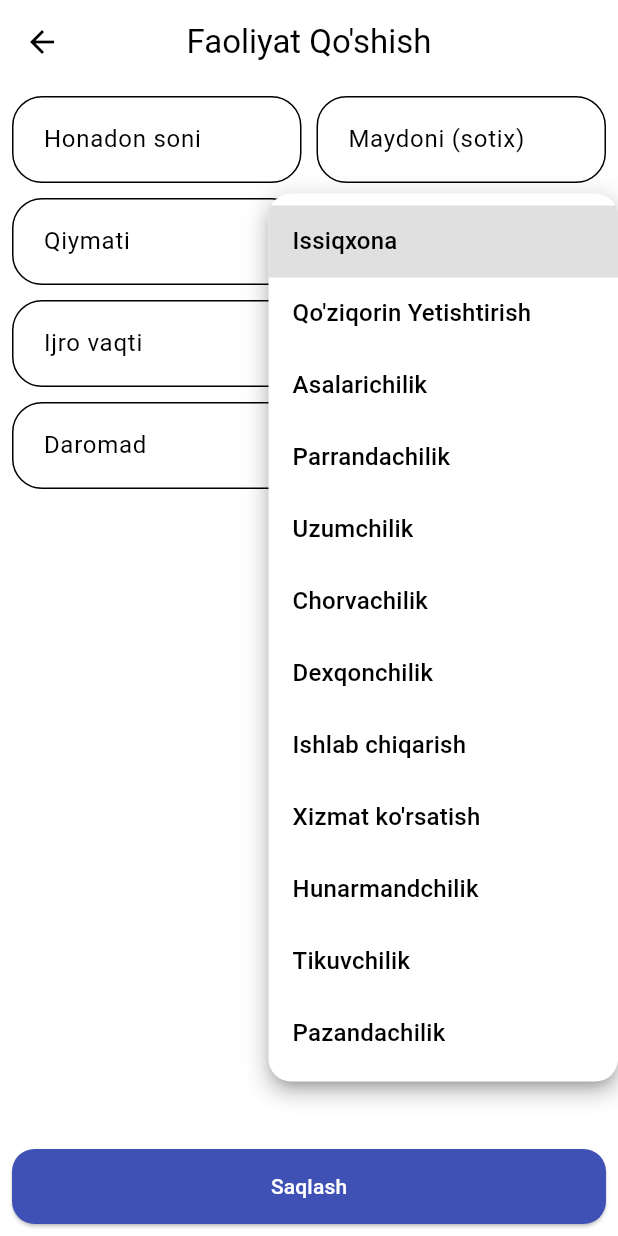
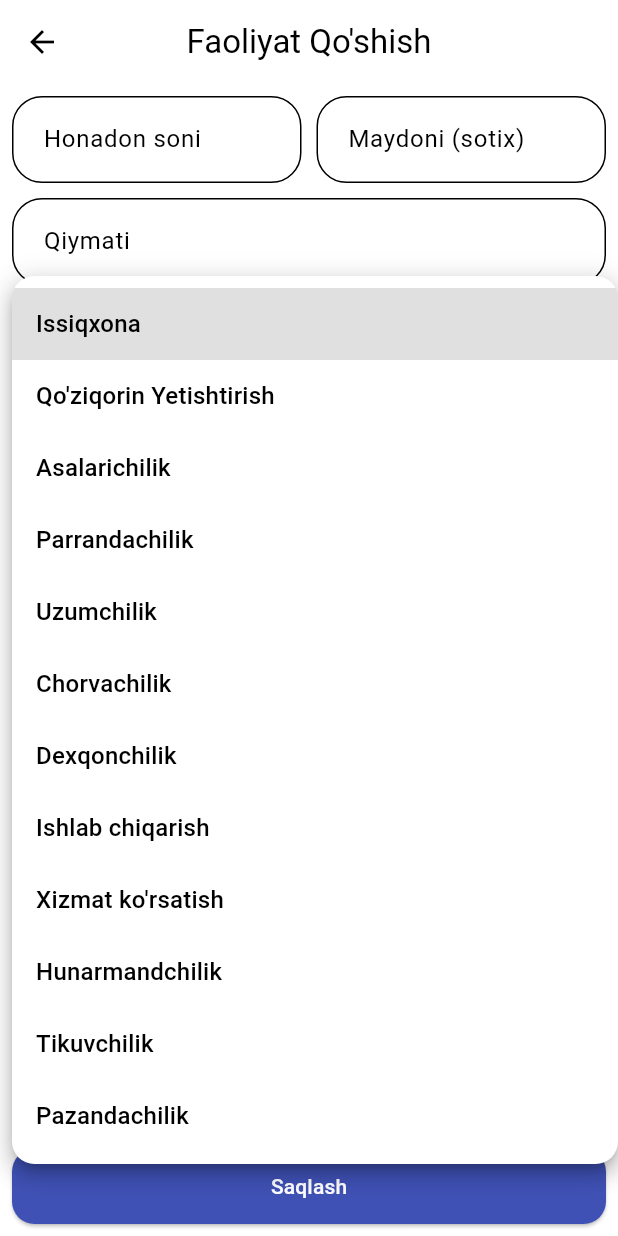
Before and after one commit to tillocoder/raqamli_shahar, a Flutter app: the CitizenActivitiyAdd screen opened by its route, after a tap on an icon or button, on a phone screen of 412 x 824 dp. Run offline on Flutter 3.47's test engine with Material 3 defaults, Android fonts, the light colour scheme and no system bars; drawn by our look-alikes of keyboard_dismisser; our stand-ins replace dio, flutter_riverpod, geolocator, go_router, hive_flutter, shared_preferences; accounts and stored records are empty; network calls fail; statements that could not run were skipped; project files that could hold a hidden picture were left out.

Commit message:
tillo change ui

```diff
--- a/lib/core/router/name_routes.dart
+++ b/lib/core/router/name_routes.dart
@@ -1,11 +1,9 @@
 sealed class Routes {
   Routes._();
 
-  static const String keraksiz = '/';
+  static const String initial = '/intitial';
 
   /// initial
-  static const String initial = '/';
-  static const String splash = '/splash';
   static const String onboarding = '/onboarding';
 
   /// auth login
--- a/lib/core/services/citizen/get_citizen_list.dart
+++ b/lib/core/services/citizen/get_citizen_list.dart
@@ -45,7 +45,6 @@ class CitizenGetListServices extends ChangeNotifier {
             'Dio Error: ${e.response?.statusCode} - ${e.response?.data}');
         if (e.response?.statusCode == 401) {
           await refreshAccessToken();
-          await getCitizenList();
         } else {
           debugPrint('Dio Error: $e');
         }
@@ -57,9 +56,8 @@ class CitizenGetListServices extends ChangeNotifier {
 
   static Future<void> refreshAccessToken() async {
     String? refreshToken = await box.get('refresh');
-    String? accessToken = await box.get('acces');
-    print(refreshToken);
-    print("Accessssssssss ss ss s ss s ss s$accessToken");
+    // String? accessToken = await box.get('acces');
+
     if (refreshToken != null) {
       try {
         var response = await dio.post(
--- a/lib/core/services/citizen/get_direction.dart
+++ b/lib/core/services/citizen/get_direction.dart
@@ -1,6 +1,7 @@
 import 'package:dio/dio.dart';
 import 'package:flutter/material.dart';
 import 'package:tamorqa_app/core/services/app_urls/urls.dart';
+import 'package:tamorqa_app/core/services/auth/login_ser.dart';
 import 'package:tamorqa_app/core/services/base_options/base_options.dart';
 import 'package:tamorqa_app/data/entity/directios.dart';
 import 'package:tamorqa_app/setup.dart';
@@ -10,7 +11,6 @@ class DirectionGetListServices {
   static List<Directions> directions = [];
   static Future<void> getdirectionList() async {
     var response = await dio.get(Urls.apiDirectionList);
-
     try {
       if (response.statusCode == 200 || response.statusCode == 201) {
         directions =
--- a/lib/core/widgets/dropdown_widget.dart
+++ b/lib/core/widgets/dropdown_widget.dart
@@ -20,7 +20,7 @@ class DropDownWidget extends StatelessWidget {
       child: InputDecorator(
         decoration: InputDecoration(
           border: OutlineInputBorder(
-            borderRadius: BorderRadius.circular(15),
+            borderRadius: BorderRadius.circular(20),
           ),
         ),
         child: DropdownButtonHideUnderline(
--- a/lib/features/citizens_activities/view/pages/activitiy_add_screen.dart
+++ b/lib/features/citizens_activities/view/pages/activitiy_add_screen.dart
@@ -7,12 +7,12 @@ import 'package:keyboard_dismisser/keyboard_dismisser.dart';
 import 'package:tamorqa_app/core/router/name_routes.dart';
 import 'package:tamorqa_app/core/services/citizen/citizen_activity_add.dart';
 import 'package:tamorqa_app/core/services/citizen/get_id_activities.dart';
+import 'package:tamorqa_app/core/widgets/dropdown_widget.dart';
 import 'package:tamorqa_app/data/entity/activities_model.dart';
 import 'package:tamorqa_app/features/auth/login/view/widgets/c_text_field.dart';
 import 'package:tamorqa_app/features/citizens_activities/controller/activities.dart';
 
 class CitizenActivitiyAdd extends ConsumerWidget {
-  // ignore: use_key_in_widget_constructors
   const CitizenActivitiyAdd({Key? key});
 
   @override
@@ -61,10 +61,7 @@ class CitizenActivitiyAdd extends ConsumerWidget {
                   ],
                 ),
                 const SizedBox(height: 10),
-                Row(
-                  children: [
-                    Expanded(
-                      child: CTextField(
+                CTextField(
                   ctr: ctr.value,
                   hintString: 'Qiymati',
                   inputTypes: TextInputType.phone,
@@ -73,72 +70,28 @@ class CitizenActivitiyAdd extends ConsumerWidget {
                   },
                   maxLines: 10,
                 ),
-                    ),
-                    const SizedBox(width: 10),
-                    Expanded(
-                      child: DropdownButton<int>(
-                        hint: const Text(
-                          'Yo\'nalish',
-                          style: TextStyle(color: Colors.black),
-                        ),
-                        isDense: true,
-                        borderRadius: BorderRadius.circular(15),
+                const SizedBox(height: 10),
+                DropDownWidget(
+                  text: 'Yo\'nalish',
                   value: ctr.direction,
                   onChanged: (newValue) {
                     ctr.setSelectedGender(newValue);
                   },
                   items: const [
-                          DropdownMenuItem<int>(
-                            value: 1,
-                            child: Text('Issiqxona'),
-                          ),
-                          DropdownMenuItem<int>(
-                            value: 2,
-                            child: Text('Qo\'ziqorin Yetishtirish'),
-                          ),
-                          DropdownMenuItem<int>(
-                            value: 3,
-                            child: Text('Asalarichilik'),
-                          ),
-                          DropdownMenuItem<int>(
-                            value: 4,
-                            child: Text('Parrandachilik'),
-                          ),
-                          DropdownMenuItem<int>(
-                            value: 5,
-                            child: Text('Uzumchilik'),
-                          ),
-                          DropdownMenuItem<int>(
-                            value: 6,
-                            child: Text('Chorvachilik'),
-                          ),
-                          DropdownMenuItem<int>(
-                            value: 7,
-                            child: Text('Dexqonchilik'),
-                          ),
-                          DropdownMenuItem<int>(
-                            value: 8,
-                            child: Text('Ishlab chiqarish'),
-                          ),
-                          DropdownMenuItem<int>(
-                            value: 9,
-                            child: Text('Xizmat ko\'rsatish'),
-                          ),
-                          DropdownMenuItem<int>(
-                            value: 10,
-                            child: Text('Hunarmandchilik'),
-                          ),
-                          DropdownMenuItem<int>(
-                            value: 11,
-                            child: Text('Tikuvchilik'),
-                          ),
-                          DropdownMenuItem<int>(
-                            value: 12,
-                            child: Text('Pazandachilik'),
-                          ),
-                        ],
-                      ),
-                    ),
+                    CustomDropdownMenuItem(value: 1, text: 'Issiqxona'),
+                    CustomDropdownMenuItem(
+                        value: 2, text: 'Qo\'ziqorin Yetishtirish'),
+                    CustomDropdownMenuItem(value: 3, text: 'Asalarichilik'),
+                    CustomDropdownMenuItem(value: 4, text: 'Parrandachilik'),
+                    CustomDropdownMenuItem(value: 5, text: 'Uzumchilik'),
+                    CustomDropdownMenuItem(value: 6, text: 'Chorvachilik'),
+                    CustomDropdownMenuItem(value: 7, text: 'Dexqonchilik'),
+                    CustomDropdownMenuItem(value: 8, text: 'Ishlab chiqarish'),
+                    CustomDropdownMenuItem(
+                        value: 9, text: 'Xizmat ko\'rsatish'),
+                    CustomDropdownMenuItem(value: 10, text: 'Hunarmandchilik'),
+                    CustomDropdownMenuItem(value: 11, text: 'Tikuvchilik'),
+                    CustomDropdownMenuItem(value: 12, text: 'Pazandachilik'),
                   ],
                 ),
                 const SizedBox(height: 10),
--- a/lib/features/home/view/pages/home_page.dart
+++ b/lib/features/home/view/pages/home_page.dart
@@ -5,6 +5,7 @@ import 'package:tamorqa_app/core/router/name_routes.dart';
 import 'package:tamorqa_app/core/services/citizen/get_citizen_list.dart';
 import 'package:tamorqa_app/features/home/controller/home_ctr.dart';
 import 'package:tamorqa_app/features/home/view/widgets/chart_colorful_texteable.dart';
+import 'package:tamorqa_app/setup.dart';
 
 class HomePage extends ConsumerWidget {
   const HomePage({super.key});
@@ -15,6 +16,29 @@ class HomePage extends ConsumerWidget {
     // ignore: unused_local_variable
     var ctr = ref.read(homeController);
     return Scaffold(
+      drawer: Drawer(
+        child: DrawerHeader(
+          child: Column(
+            mainAxisAlignment: MainAxisAlignment.start,
+            children: [
+              Row(
+                mainAxisAlignment: MainAxisAlignment.spaceBetween,
+                children: [
+                  const Text('Test User'),
+                  IconButton(
+                    onPressed: () async {
+                      box.delete('access');
+                      box.delete('refresh');
+                      context.goNamed(Routes.login);
+                    },
+                    icon: const Icon(Icons.logout),
+                  )
+                ],
+              ),
+            ],
+          ),
+        ),
+      ),
       appBar: AppBar(
         centerTitle: true,
         title: const Text('Mahalla ijro'),
--- a/lib/materialapp.dart
+++ b/lib/materialapp.dart
@@ -8,7 +8,6 @@ import 'package:tamorqa_app/core/theme/lightt_theme.dart';
 
 MaterialApp materialApp(BuildContext context) {
   return MaterialApp.router(
-
     locale: InheritedLocalNotifier.maybeOf(context)?.appLocale ??
         const Locale('ru', 'Ru'),
     supportedLocales: const [
```
Also changed, not shown: lib/core/router/app_routes.dart (+8 -3 lines), lib/core/services/auth/login_ser.dart (+3 -9 lines), lib/features/auth/login/view/pages/login_page.dart (+23 -10 lines), lib/features/citizen_add/controller/golocator.dart (+20 -0 lines), lib/features/citizen_add/view/page/citizen_page.dart (+22 -3 lines), lib/features/home/view/widgets/chart_data.dart (deleted, +0 -7 lines), lib/features/splash/controller/splash_controller.dart (+9 -8 lines), lib/features/splash/splash.dart (+18 -2 lines). Lines whose indentation alone changed are shown as unchanged.
